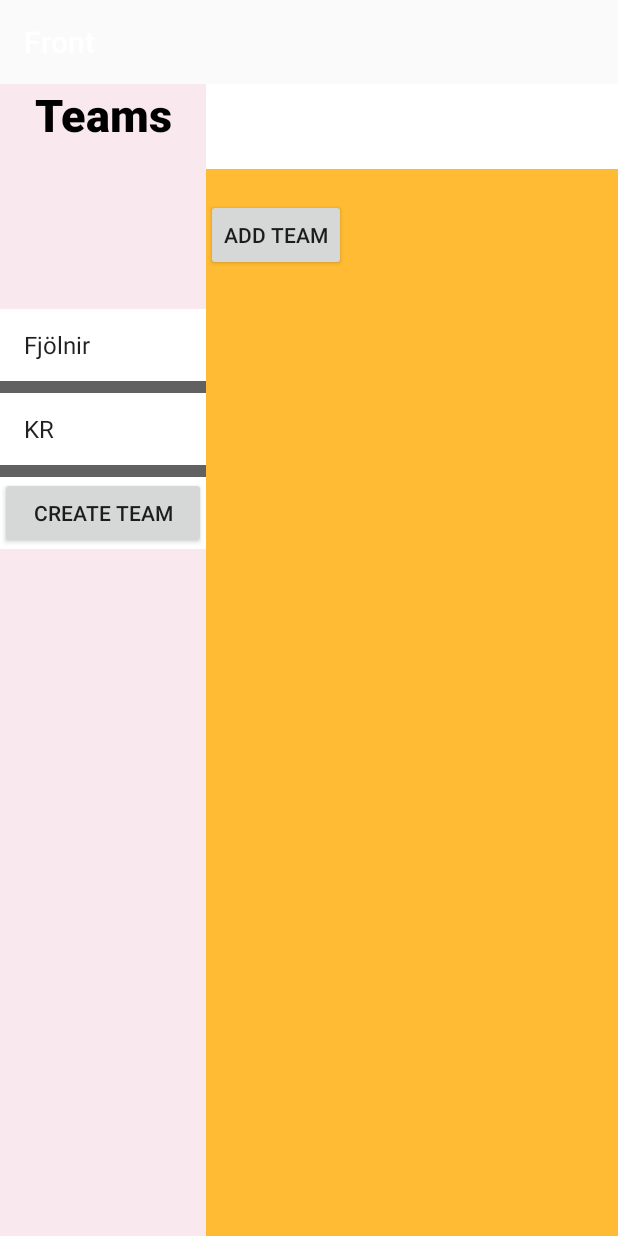
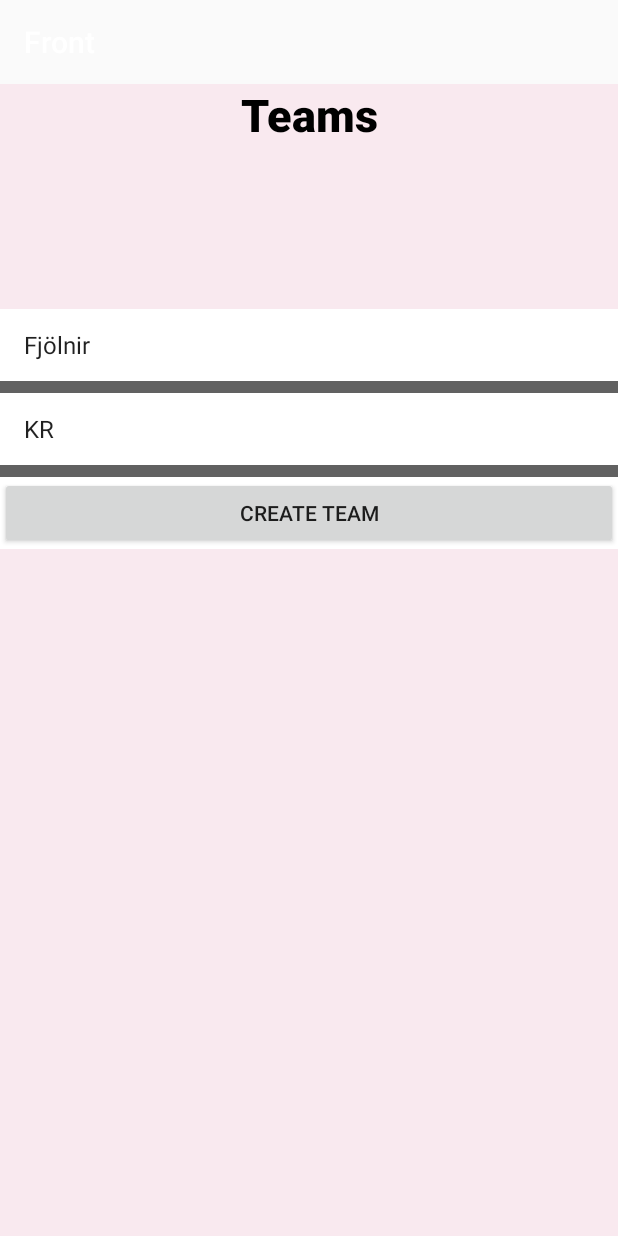
Before and after one commit to alli959/Hugbunadarverkefni2, an Android app: the TeamActivity screen opened directly, with no data from a screen before it, on a phone screen of 412 x 824 dp. Run offline under Robolectric (Android 15) with nearby library versions, the phone set to English and light mode, and no system bars.

Commit message:
nú er hægt að skipta milli viewa

```diff
--- a/Front-end/app/src/main/java/yolo/basket/TeamLeftFragment.java
+++ b/Front-end/app/src/main/java/yolo/basket/TeamLeftFragment.java
@@ -12,6 +12,7 @@ import android.view.View;
 import android.view.ViewGroup;
 import android.widget.AdapterView;
 import android.widget.ArrayAdapter;
+import android.widget.Button;
 import android.widget.EditText;
 import android.widget.ListView;
 
@@ -20,11 +21,12 @@ import java.util.Arrays;
 
 public class TeamLeftFragment extends Fragment {
 
-
+    private boolean isRightTeamView = false;
     private FragmentLeftListener listener;
+    private Button createTeamButton;
 
     public interface FragmentLeftListener {
-        void onLeftFragmentInput(CharSequence input);
+        void showRightTeamView(boolean value);
     }
 
 
@@ -45,6 +47,8 @@ public class TeamLeftFragment extends Fragment {
     @Override
     public View onCreateView(@NonNull LayoutInflater inflater, @Nullable ViewGroup container, @Nullable Bundle savedInstanceState) {
         View view = inflater.inflate(R.layout.team_left_fragment, container, false);
+        createTeamButton = view.findViewById(R.id.button_createTeam);
+
 
         ListView listView = (ListView) view.findViewById(R.id.teamList);
         listViewAdapter = new ArrayAdapter<String>(
@@ -54,6 +58,15 @@ public class TeamLeftFragment extends Fragment {
         );
 
         listView.setAdapter(listViewAdapter);
+
+
+        createTeamButton.setOnClickListener(new View.OnClickListener() {
+            @Override
+            public void onClick(View v) {
+                isRightTeamView = !isRightTeamView;
+                listener.showRightTeamView(isRightTeamView);
+            }
+        });
 
         listView.setOnItemClickListener(new AdapterView.OnItemClickListener() {
             @Override
--- a/Front-end/app/src/main/java/yolo/basket/TeamRightFragment.java
+++ b/Front-end/app/src/main/java/yolo/basket/TeamRightFragment.java
@@ -54,6 +54,7 @@ public class TeamRightFragment extends Fragment {
 
     }
 
+
     @Override
     public void onDetach() {
         super.onDetach();
--- a/Front-end/app/src/main/res/layout/activity_team.xml
+++ b/Front-end/app/src/main/res/layout/activity_team.xml
@@ -14,6 +14,7 @@
 
     <FrameLayout
         android:id="@+id/rightfragment"
+        android:visibility="gone"
         android:layout_width="match_parent"
         android:layout_height="match_parent"
         android:layout_weight="1" />
```
Also changed, not shown: Front-end/app/src/main/java/yolo/basket/TeamActivity.java (+16 -4 lines).
